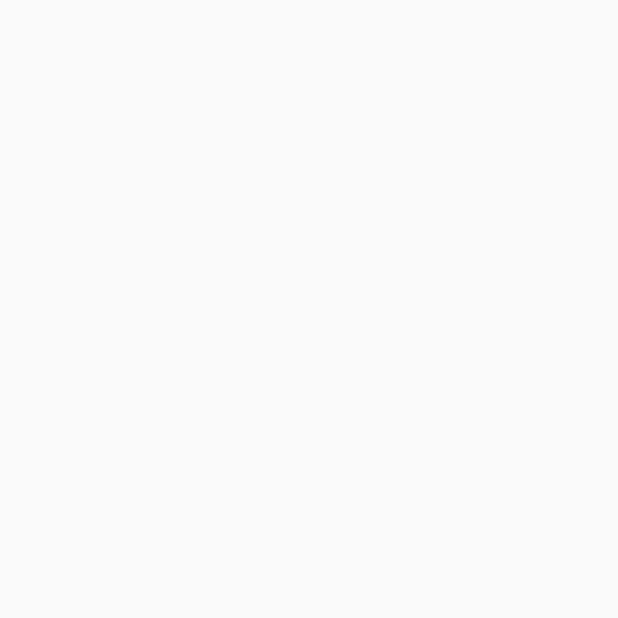
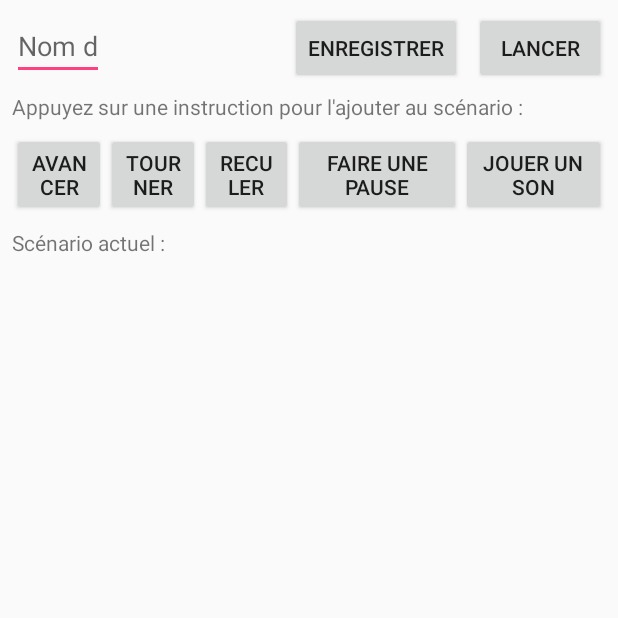
Before and after one commit to Christopher-Gst/EV3Controller, an Android app: the ScenarioActivity screen opened directly, with no data from a screen before it, on a phone screen of 412 x 824 dp, the top half of it. Before the commit the part shown is empty. Run offline under Robolectric (Android 15) with nearby library versions, the phone set to English and light mode, and no system bars.

Commit message:
Interface édition scénario Ajout de couleurs (pour la détection)

```diff
--- a/app/src/main/AndroidManifest.xml
+++ b/app/src/main/AndroidManifest.xml
@@ -25,7 +25,7 @@
             android:screenOrientation="landscape">
 
         </activity>
-        <activity android:name=".ScenarioActivity"></activity>
+        <activity android:name=".ScenarioActivity" android:label="Édition d'un scénario"></activity>
     </application>
 
 </manifest>
--- a/app/src/main/java/com/cgest/ev3controller/MainActivity.java
+++ b/app/src/main/java/com/cgest/ev3controller/MainActivity.java
@@ -10,10 +10,14 @@ import android.view.View;
 import android.widget.Button;
 import android.widget.EditText;
 
+import com.cgest.ev3controller.capteur.CapteurCouleur;
 import com.cgest.ev3controller.capteur.CapteurProximite;
 import com.cgest.ev3controller.capteur.CapteurToucher;
+import com.cgest.ev3controller.capteur.Couleur;
+import com.cgest.ev3controller.scenario.Etape;
 import com.cgest.ev3controller.scenario.EtapeAvancer;
 import com.cgest.ev3controller.scenario.EtapeAvancerReculer;
+import com.cgest.ev3controller.scenario.EtapeMusique;
 import com.cgest.ev3controller.scenario.EtapePause;
 import com.cgest.ev3controller.scenario.EtapeReculer;
 import com.cgest.ev3controller.scenario.EtapeRotation;
@@ -57,12 +61,12 @@ public class MainActivity extends AppCompatActivity {
 
         try {
             Scenario sc = new Scenario();
-            sc.ajouterEtape(new EtapeAvancer(2, EtapeAvancerReculer.SECONDES));
-            sc.ajouterEtape(new EtapePause(5));
-            sc.ajouterEtape(new EtapeAvancer(new CapteurProximite(25)));
-            /*sc.ajouterEtape(new EtapeRotation(EtapeRotation.DROITE, 90));
-            sc.ajouterEtape(new EtapePause(3));
-            sc.ajouterEtape(new EtapeReculer(20, EtapeReculer.CM, new CapteurToucher()));*/
+            sc.ajouterEtape(new EtapeAvancer(50, EtapeAvancer.CM));
+            //sc.ajouterEtape(new EtapeMusique());
+            //sc.ajouterEtape(new EtapeRotation(90, EtapeRotation.GAUCHE));
+            //sc.ajouterEtape(new EtapeAvancer(new CapteurProximite(30)));
+            //sc.ajouterEtape(new EtapeMusique());
+            //sc.ajouterEtape(new EtapeReculer(20, EtapeReculer.CM, new CapteurToucher()));
             String code = sc.getCode();
             Log.e(TAG, code);
             sendMessage(code);
--- a/app/src/main/java/com/cgest/ev3controller/capteur/Couleur.java
+++ b/app/src/main/java/com/cgest/ev3controller/capteur/Couleur.java
@@ -2,10 +2,11 @@ package com.cgest.ev3controller.capteur;
 
 public enum Couleur {
 
-    BLANC, NOIR, VIOLET, BLEU, VERT, JAUNE, ORANGE, ROUGE;
+    BLANC, NOIR, ROSE, BLEU, VERT, JAUNE, ORANGE, ROUGE, MARRON;
 
     @Override
     public String toString() {
         return super.toString();
     }
+
 }
--- a/app/src/main/res/layout-sw600dp/activity_home.xml
+++ b/app/src/main/res/layout-sw600dp/activity_home.xml
@@ -90,7 +90,7 @@
             android:textSize="24sp"
             app:layout_constraintEnd_toEndOf="parent"
             app:layout_constraintStart_toStartOf="parent"
-            app:layout_constraintTop_toBottomOf="@+id/button2" />
+            app:layout_constraintTop_toBottomOf="@+id/btnScenarioEnregistrer" />
     </LinearLayout>
 
     <TextView
--- a/app/src/main/res/layout/activity_home.xml
+++ b/app/src/main/res/layout/activity_home.xml
@@ -91,7 +91,7 @@
             android:textSize="12sp"
             app:layout_constraintEnd_toEndOf="parent"
             app:layout_constraintStart_toStartOf="parent"
-            app:layout_constraintTop_toBottomOf="@+id/button2" />
+            app:layout_constraintTop_toBottomOf="@+id/btnScenarioEnregistrer" />
     </LinearLayout>
 
     <TextView
--- a/app/src/main/res/layout/activity_scenario.xml
+++ b/app/src/main/res/layout/activity_scenario.xml
@@ -6,4 +6,119 @@
     android:layout_height="match_parent"
     tools:context=".ScenarioActivity">
 
+    <EditText
+        android:id="@+id/editTScenarioNom"
+        android:layout_width="0dp"
+        android:layout_height="wrap_content"
+        android:layout_marginEnd="124dp"
+        android:layout_marginStart="8dp"
+        android:layout_marginTop="8dp"
+        android:ems="10"
+        android:hint="Nom du scénario"
+        android:inputType="textPersonName"
+        app:layout_constraintEnd_toStartOf="@+id/btnScenarioEnregistrer"
+        app:layout_constraintStart_toStartOf="parent"
+        app:layout_constraintTop_toTopOf="parent" />
+
+    <Button
+        android:id="@+id/btnScenarioLancer"
+        android:layout_width="wrap_content"
+        android:layout_height="wrap_content"
+        android:layout_marginEnd="8dp"
+        android:layout_marginTop="8dp"
+        android:text="Lancer"
+        app:layout_constraintEnd_toEndOf="parent"
+        app:layout_constraintTop_toTopOf="parent" />
+
+    <Button
+        android:id="@+id/btnScenarioEnregistrer"
+        android:layout_width="wrap_content"
+        android:layout_height="wrap_content"
+        android:layout_marginEnd="8dp"
+        android:layout_marginTop="8dp"
+        android:text="Enregistrer"
+        app:layout_constraintEnd_toStartOf="@+id/btnScenarioLancer"
+        app:layout_constraintTop_toTopOf="parent" />
+
+    <TextView
+        android:id="@+id/textView8"
+        android:layout_width="wrap_content"
+        android:layout_height="wrap_content"
+        android:layout_marginStart="8dp"
+        android:layout_marginTop="8dp"
+        android:text="Appuyez sur une instruction pour l'ajouter au scénario :"
+        app:layout_constraintStart_toStartOf="parent"
+        app:layout_constraintTop_toBottomOf="@+id/editTScenarioNom" />
+
+    <LinearLayout
+        android:id="@+id/linearLayout2"
+        android:layout_width="0dp"
+        android:layout_height="wrap_content"
+        android:layout_marginEnd="8dp"
+        android:layout_marginStart="8dp"
+        android:layout_marginTop="8dp"
+        android:orientation="horizontal"
+        app:layout_constraintEnd_toEndOf="parent"
+        app:layout_constraintStart_toStartOf="parent"
+        app:layout_constraintTop_toBottomOf="@+id/textView8">
+
+        <Button
+            android:id="@+id/btnAjouterTacheAvancer"
+            android:layout_width="wrap_content"
+            android:layout_height="wrap_content"
+            android:layout_weight="1"
+            android:text="Avancer" />
+
+        <Button
+            android:id="@+id/btnAjouterTacheTourner"
+            android:layout_width="wrap_content"
+            android:layout_height="wrap_content"
+            android:layout_weight="1"
+            android:text="Tourner" />
+
+        <Button
+            android:id="@+id/btnAjouterTacheReculer"
+            android:layout_width="wrap_content"
+            android:layout_height="wrap_content"
+            android:layout_weight="1"
+            android:text="Reculer" />
+
+        <Button
+            android:id="@+id/btnAjouterTachePause"
+            android:layout_width="wrap_content"
+            android:layout_height="wrap_content"
+            android:layout_weight="1"
+            android:text="Faire une pause" />
+
+        <Button
+            android:id="@+id/btnAjouterTacheJouerSon"
+            android:layout_width="wrap_content"
+            android:layout_height="wrap_content"
+            android:layout_weight="1"
+            android:text="Jouer un son" />
+
+    </LinearLayout>
+
+    <TextView
+        android:id="@+id/textView9"
+        android:layout_width="wrap_content"
+        android:layout_height="wrap_content"
+        android:layout_marginStart="8dp"
+        android:layout_marginTop="8dp"
+        android:text="Scénario actuel :"
+        app:layout_constraintStart_toStartOf="parent"
+        app:layout_constraintTop_toBottomOf="@+id/linearLayout2" />
+
+    <android.support.v7.widget.RecyclerView
+        android:id="@+id/recyclerVScenario"
+        android:layout_width="0dp"
+        android:layout_height="0dp"
+        android:layout_marginBottom="8dp"
+        android:layout_marginEnd="8dp"
+        android:layout_marginStart="8dp"
+        android:layout_marginTop="8dp"
+        app:layout_constraintBottom_toBottomOf="parent"
+        app:layout_constraintEnd_toEndOf="parent"
+        app:layout_constraintStart_toStartOf="parent"
+        app:layout_constraintTop_toBottomOf="@+id/textView9" />
 </android.support.constraint.ConstraintLayout>
```
